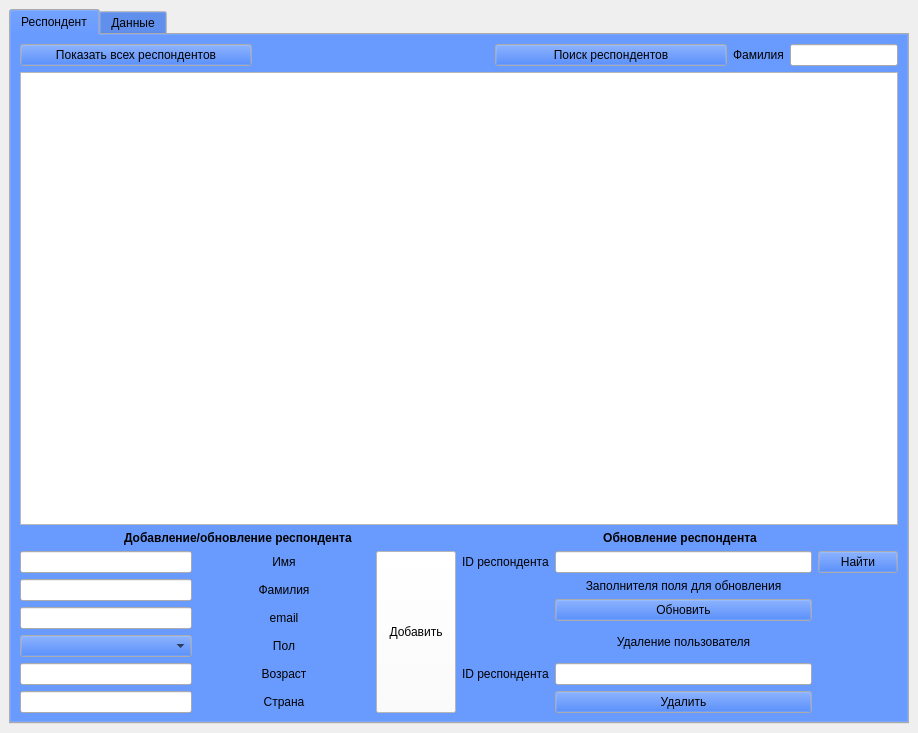
The window that gui/sleepecho_gui.ui (aperanto-lefko/sleep_echo_py) describes before a commit, drawn with Qt 5.
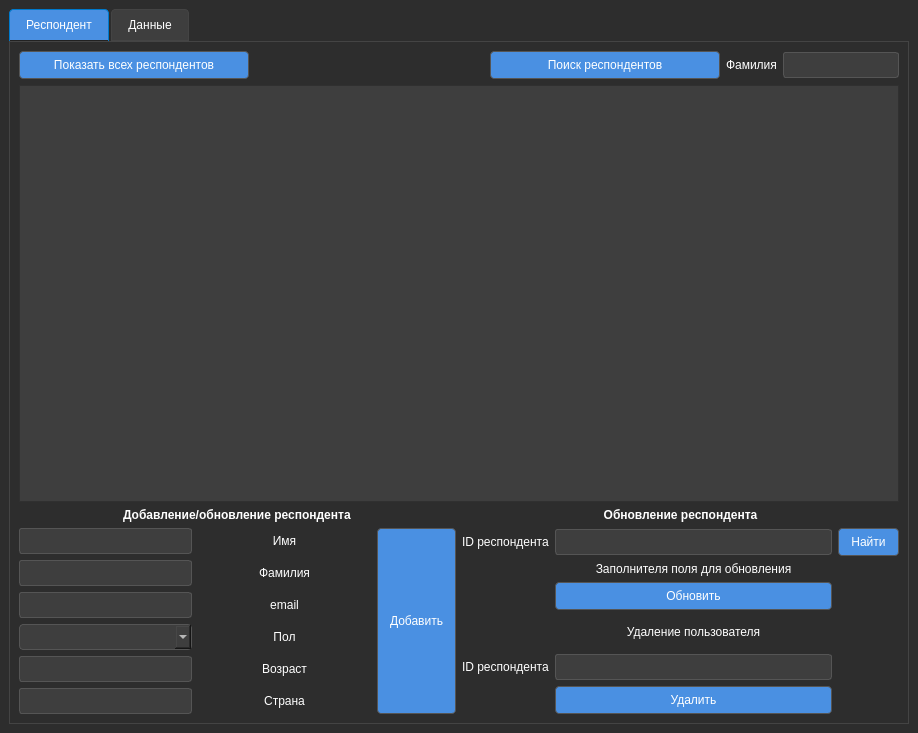
The same window after the commit. Icons and pictures are not drawn.

```diff
--- a/gui/sleepecho_gui.ui
+++ b/gui/sleepecho_gui.ui
@@ -14,6 +14,11 @@
    <string>MainWindow</string>
   </property>
   <widget class="QWidget" name="centralwidget">
+   <property name="styleSheet">
+    <string notr="true">QWidget {
+	background-color: rgb(45, 45, 45);
+	}</string>
+   </property>
    <layout class="QGridLayout" name="gridLayout">
     <item row="0" column="0">
      <widget class="QTabWidget" name="tabWidget">
@@ -44,9 +49,27 @@
          <colorrole role="Button">
           <brush brushstyle="SolidPattern">
            <color alpha="255">
-            <red>0</red>
-            <green>85</green>
-            <blue>255</blue>
+            <red>45</red>
+            <green>45</green>
+            <blue>45</blue>
+           </color>
+          </brush>
+         </colorrole>
+         <colorrole role="Base">
+          <brush brushstyle="SolidPattern">
+           <color alpha="255">
+            <red>45</red>
+            <green>45</green>
+            <blue>45</blue>
+           </color>
+          </brush>
+         </colorrole>
+         <colorrole role="Window">
+          <brush brushstyle="SolidPattern">
+           <color alpha="255">
+            <red>45</red>
+            <green>45</green>
+            <blue>45</blue>
            </color>
           </brush>
          </colorrole>
@@ -64,9 +87,27 @@
          <colorrole role="Button">
           <brush brushstyle="SolidPattern">
            <color alpha="255">
-            <red>0</red>
-            <green>85</green>
-            <blue>255</blue>
+            <red>45</red>
+            <green>45</green>
+            <blue>45</blue>
+           </color>
+          </brush>
+         </colorrole>
+         <colorrole role="Base">
+          <brush brushstyle="SolidPattern">
+           <color alpha="255">
+            <red>45</red>
+            <green>45</green>
+            <blue>45</blue>
+           </color>
+          </brush>
+         </colorrole>
+         <colorrole role="Window">
+          <brush brushstyle="SolidPattern">
+           <color alpha="255">
+            <red>45</red>
+            <green>45</green>
+            <blue>45</blue>
            </color>
           </brush>
          </colorrole>
@@ -75,9 +116,27 @@
          <colorrole role="Button">
           <brush brushstyle="SolidPattern">
            <color alpha="255">
-            <red>0</red>
-            <green>85</green>
-            <blue>255</blue>
+            <red>45</red>
+            <green>45</green>
+            <blue>45</blue>
+           </color>
+          </brush>
+         </colorrole>
+         <colorrole role="Base">
+          <brush brushstyle="SolidPattern">
+           <color alpha="255">
+            <red>45</red>
+            <green>45</green>
+            <blue>45</blue>
+           </color>
+          </brush>
+         </colorrole>
+         <colorrole role="Window">
+          <brush brushstyle="SolidPattern">
+           <color alpha="255">
+            <red>45</red>
+            <green>45</green>
+            <blue>45</blue>
            </color>
           </brush>
          </colorrole>
@@ -90,10 +149,102 @@
       <property name="autoFillBackground">
        <bool>false</bool>
       </property>
+      <property name="styleSheet">
+       <string notr="true">QWidget {
+	background-color: rgb(45, 45, 45);
+	}
+QTabWidget::pane {
+    border: 1px solid #444444; /* рамка вокруг области вкладок */
+    background: #222222;       /* фон панели вкладок */
+}
+
+QTabBar::tab {
+    background: rgb(62, 62, 62);;        /* цвет фона невыбранных вкладок */
+    color: white;               /* цвет текста */
+    padding: 8px 16px;
+    border-top-left-radius: 4px;
+    border-top-right-radius: 4px;
+    border: 1px solid #444444;
+    margin-right: 2px;
+}
+
+QTabBar::tab:selected {
+    background: rgb(74, 144, 226);        /* цвет выбранной вкладки */
+    color: white;
+    border: 1px solid #007ACC;
+    border-bottom-color: #222222; /* чтобы выделенная вкладка визуально соединялась с панелью */
+}
+
+QTabBar::tab:hover {
+    background: #005A9E;        /* цвет при наведении */
+}</string>
+      </property>
       <property name="currentIndex">
        <number>0</number>
       </property>
-      <widget class="QWidget" name="widget_2">
+      <widget class="QWidget" name="Resp_widget">
+       <property name="styleSheet">
+        <string notr="true">QWidget {
+	background-color: rgb(45, 45, 45);
+	}
+QPushButton {
+    background-color: rgb(74, 144, 226);  /* Цвет фона, например синий */
+    color: white;               /* Белый цвет текста */
+    border: 1px solid #555555;               /*  рамка */
+    padding: 6px 12px;          /* Внутренние отступы для красоты */
+    border-radius: 4px;         /* Скруглённые углы */
+}
+QPushButton:hover {
+    background-color:rgb(60, 118, 184);  /* Цвет фона при наведении */
+}
+
+QPushButton:pressed {
+    background-color: rgb(83, 163, 255);  /* Цвет фона при нажатии */
+}
+QLabel {
+    color: white;  /* Белый цвет текста */
+}
+QLineEdit {
+    background-color: rgb(62, 62, 62);  /* Темный фон */
+    color: white;               /* Белый текст */
+    border: 1px solid #555555;  /* Граница */
+    padding: 4px;
+    border-radius: 3px;
+}
+QTableWidget {
+    color: white;  /* цвет текста во всех ячейках */
+    background-color:rgb(62, 62, 62);  /* фон таблицы (опционально) */
+}
+QComboBox {
+    background-color:rgb(62, 62, 62);   /* фон поля */
+    color: white;                /* цвет текста */
+    border: 1px solid #555555;   /* рамка */
+    padding: 4px 20px 4px 8px;   /* отступы */
+    border-radius: 4px;
+}
+QComboBox QAbstractItemView {
+    background-color: rgb(62, 62, 62); /* фон выпадающего списка */
+    color: white;              /* цвет текста в списке */
+    border: 1px solid #555555;
+    selection-background-color: #007ACC; /* цвет подсветки выбранного */
+    selection-color: white;
+}
+QHeaderView::section {
+    background-color:rgb(62, 62, 62); /* фон заголовков */
+    color: white;               /* цвет текста заголовков */
+    padding: 4px;
+    border: 1px solid #555555;
+}
+QHeaderView:horizontal::section {
+    background-color: rgb(62, 62, 62);
+    color: white;
+}
+
+QHeaderView:vertical::section {
+    background-color: rgb(62, 62, 62);
+    color: white;
+}</string>
+       </property>
        <attribute name="title">
         <string>Респондент</string>
        </attribute>
@@ -217,6 +368,9 @@
               <verstretch>0</verstretch>
              </sizepolicy>
             </property>
+            <property name="alignment">
+             <set>Qt::AlignmentFlag::AlignCenter</set>
+            </property>
            </widget>
           </item>
           <item row="4" column="1">
@@ -256,6 +410,9 @@
               <verstretch>0</verstretch>
              </sizepolicy>
             </property>
+            <property name="alignment">
+             <set>Qt::AlignmentFlag::AlignCenter</set>
+            </property>
            </widget>
           </item>
          </layout>
@@ -289,6 +446,9 @@
               <verstretch>0</verstretch>
              </sizepolicy>
             </property>
+            <property name="alignment">
+             <set>Qt::AlignmentFlag::AlignLeading|Qt::AlignmentFlag::AlignLeft|Qt::AlignmentFlag::AlignVCenter</set>
+            </property>
            </widget>
           </item>
           <item row="0" column="0">
@@ -299,6 +459,9 @@
               <verstretch>0</verstretch>
              </sizepolicy>
             </property>
+            <property name="alignment">
+             <set>Qt::AlignmentFlag::AlignLeading|Qt::AlignmentFlag::AlignLeft|Qt::AlignmentFlag::AlignVCenter</set>
+            </property>
            </widget>
           </item>
           <item row="3" column="1">
@@ -328,6 +491,9 @@
               <verstretch>0</verstretch>
              </sizepolicy>
             </property>
+            <property name="alignment">
+             <set>Qt::AlignmentFlag::AlignLeading|Qt::AlignmentFlag::AlignLeft|Qt::AlignmentFlag::AlignVCenter</set>
+            </property>
            </widget>
           </item>
           <item row="2" column="1">
@@ -357,6 +523,9 @@
               <verstretch>0</verstretch>
              </sizepolicy>
             </property>
+            <property name="alignment">
+             <set>Qt::AlignmentFlag::AlignLeading|Qt::AlignmentFlag::AlignLeft|Qt::AlignmentFlag::AlignVCenter</set>
+            </property>
            </widget>
           </item>
           <item row="5" column="0">
@@ -367,6 +536,9 @@
               <verstretch>0</verstretch>
              </sizepolicy>
             </property>
+            <property name="alignment">
+             <set>Qt::AlignmentFlag::AlignLeading|Qt::AlignmentFlag::AlignLeft|Qt::AlignmentFlag::AlignVCenter</set>
+            </property>
            </widget>
           </item>
           <item row="1" column="1">
@@ -493,9 +665,9 @@
                <colorrole role="Button">
                 <brush brushstyle="SolidPattern">
                  <color alpha="255">
-                  <red>255</red>
-                  <green>255</green>
-                  <blue>255</blue>
+                  <red>74</red>
+                  <green>144</green>
+                  <blue>226</blue>
                  </color>
                 </brush>
                </colorrole>
@@ -565,18 +737,18 @@
                <colorrole role="Base">
                 <brush brushstyle="SolidPattern">
                  <color alpha="255">
-                  <red>255</red>
-                  <green>255</green>
-                  <blue>255</blue>
+                  <red>74</red>
+                  <green>144</green>
+                  <blue>226</blue>
                  </color>
                 </brush>
                </colorrole>
                <colorrole role="Window">
                 <brush brushstyle="SolidPattern">
                  <color alpha="255">
-                  <red>255</red>
-                  <green>255</green>
-                  <blue>255</blue>
+                  <red>74</red>
+                  <green>144</green>
+                  <blue>226</blue>
                  </color>
                 </brush>
                </colorrole>
@@ -648,9 +820,9 @@
                <colorrole role="Button">
                 <brush brushstyle="SolidPattern">
                  <color alpha="255">
-                  <red>255</red>
-                  <green>255</green>
-                  <blue>255</blue>
+                  <red>74</red>
+                  <green>144</green>
+                  <blue>226</blue>
                  </color>
                 </brush>
                </colorrole>
@@ -720,18 +892,18 @@
                <colorrole role="Base">
                 <brush brushstyle="SolidPattern">
                  <color alpha="255">
-                  <red>255</red>
-                  <green>255</green>
-                  <blue>255</blue>
+                  <red>74</red>
+                  <green>144</green>
+                  <blue>226</blue>
                  </color>
                 </brush>
                </colorrole>
                <colorrole role="Window">
                 <brush brushstyle="SolidPattern">
                  <color alpha="255">
-                  <red>255</red>
-                  <green>255</green>
-                  <blue>255</blue>
+                  <red>74</red>
+                  <green>144</green>
+                  <blue>226</blue>
                  </color>
                 </brush>
                </colorrole>
@@ -803,9 +975,9 @@
                <colorrole role="Button">
                 <brush brushstyle="SolidPattern">
                  <color alpha="255">
-                  <red>255</red>
-                  <green>255</green>
-                  <blue>255</blue>
+                  <red>74</red>
+                  <green>144</green>
+                  <blue>226</blue>
                  </color>
                 </brush>
                </colorrole>
@@ -875,18 +1047,18 @@
                <colorrole role="Base">
                 <brush brushstyle="SolidPattern">
                  <color alpha="255">
-                  <red>255</red>
-                  <green>255</green>
-                  <blue>255</blue>
+                  <red>74</red>
+                  <green>144</green>
+                  <blue>226</blue>
                  </color>
                 </brush>
                </colorrole>
                <colorrole role="Window">
                 <brush brushstyle="SolidPattern">
                  <color alpha="255">
-                  <red>255</red>
-                  <green>255</green>
-                  <blue>255</blue>
+                  <red>74</red>
+                  <green>144</green>
+                  <blue>226</blue>
                  </color>
                 </brush>
                </colorrole>
```
Left out of the diff: 7 changed lines with no effect on the pictures.
